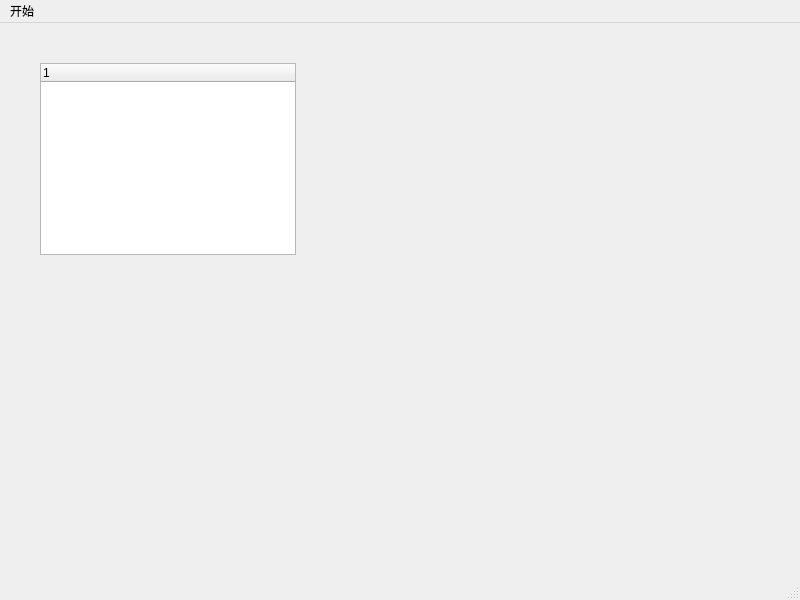
Old version of the form Editor/MainWindow.ui in the repository BangJinM/CPPGame.
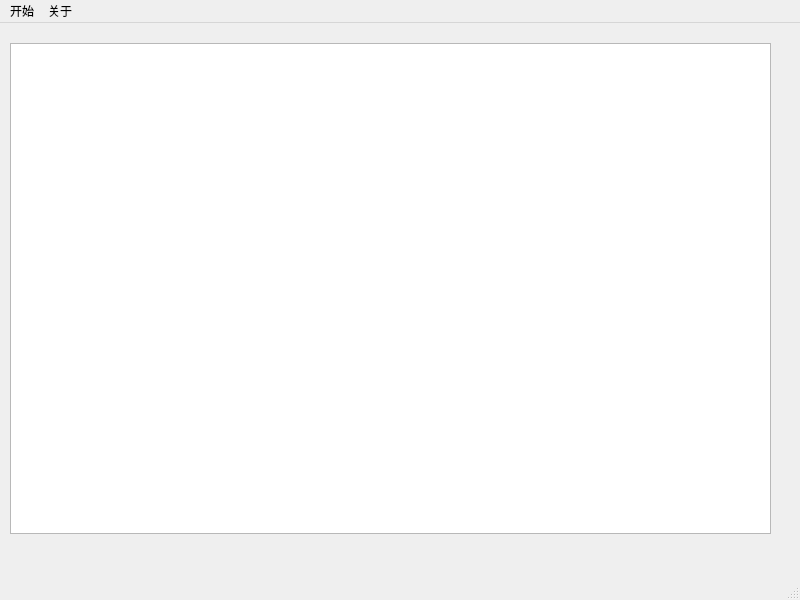
New version of the form.

```diff
--- a/Editor/MainWindow.ui
+++ b/Editor/MainWindow.ui
@@ -14,20 +14,15 @@
    <string>MainWindow</string>
   </property>
   <widget class="QWidget" name="centralwidget">
-   <widget class="QTreeWidget" name="treeWidget">
+   <widget class="QPlainTextEdit" name="plainTextEdit">
     <property name="geometry">
      <rect>
-      <x>40</x>
-      <y>40</y>
-      <width>256</width>
-      <height>192</height>
+      <x>10</x>
+      <y>20</y>
+      <width>761</width>
+      <height>491</height>
      </rect>
     </property>
-    <column>
-     <property name="text">
-      <string notr="true">1</string>
-     </property>
-    </column>
    </widget>
   </widget>
   <widget class="QMenuBar" name="menubar">
@@ -50,7 +45,15 @@
     <addaction name="separator"/>
     <addaction name="action_close"/>
    </widget>
+   <widget class="QMenu" name="menu_2">
+    <property name="title">
+     <string>关于</string>
+    </property>
+    <addaction name="about"/>
+    <addaction name="about_qt"/>
+   </widget>
    <addaction name="menu"/>
+   <addaction name="menu_2"/>
   </widget>
   <widget class="QStatusBar" name="statusbar"/>
   <action name="action_open">
```
Left out of the diff: 10 changed lines with no effect on the pictures.
